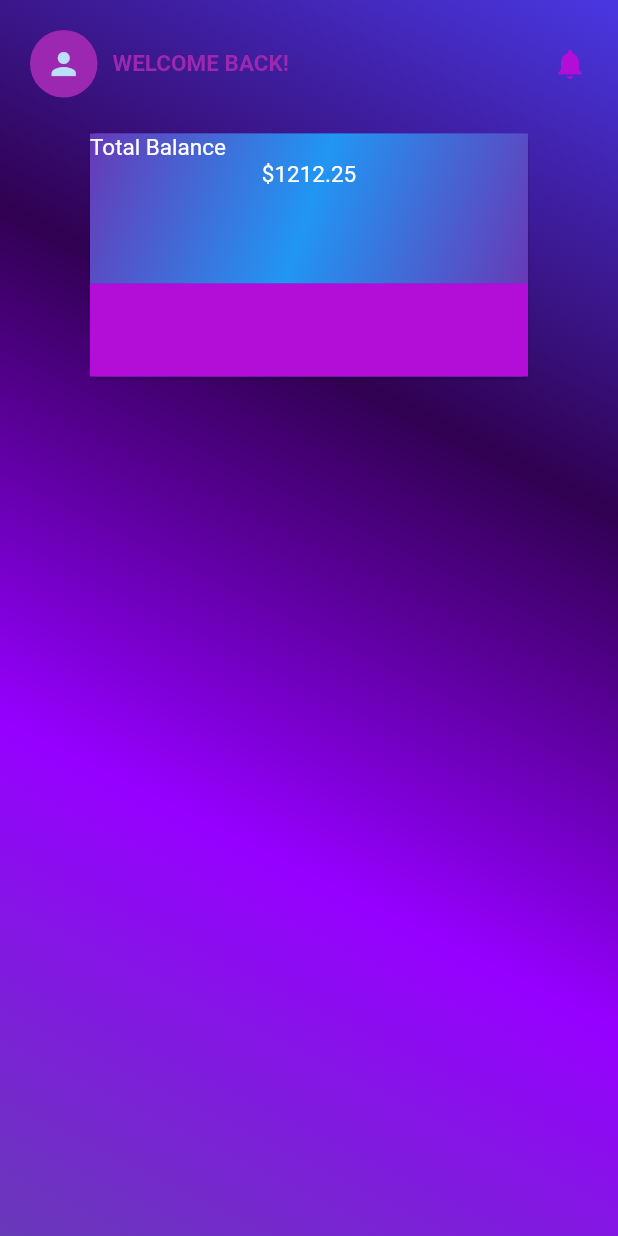
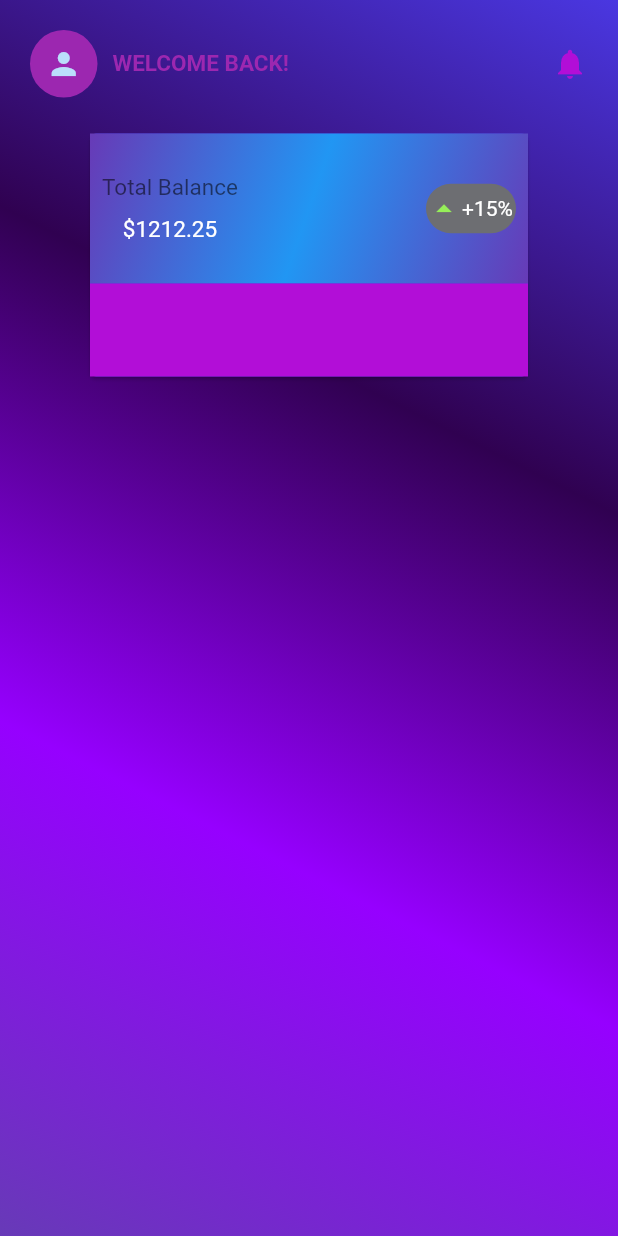
Before and after one commit to atifkhan-khan/Flutter-Trading-, a Flutter app: the HomeView screen opened by its route, on a phone screen of 412 x 824 dp. Run offline on Flutter 3.47's test engine with Material 2 defaults, Android fonts, the phone set to English and light mode, and no system bars; our stand-ins replace stacked, stacked_services, stacked_shared.

Commit message:
splash screen UI, some work in main screen UI changes,

```diff
--- a/lib/ui/common/app_colors.dart
+++ b/lib/ui/common/app_colors.dart
@@ -3,10 +3,11 @@ import 'package:flutter/material.dart';
 const Color kcPrimaryColor = Color(0xFF9600FF);
 const Color kcPrimaryColorDark = Color(0xFF300151);
 const Color kcDarkGreyColor = Color(0xFF1A1B1E);
-const Color kcMediumGrey = Color(0xFF474A54);
+const Color kcMediumGrey = Color(0xFF6D6E72);
 const Color kcLightGrey = Color.fromARGB(255, 187, 187, 187);
 const Color kcVeryLightGrey = Color(0xFFE3E3E3);
 const Color kcBlueDark = Color(0xFF0E1E6B);
 const Color kcPurpleDark = Color(0xFFB20ED7);
 const Color kcCard = Color(0xFF4A37E1);
+const Color kcGreen = Color(0xFF96EF59);
 const Color kcBackgroundColor = kcDarkGreyColor;
--- a/lib/ui/views/home/home_view.dart
+++ b/lib/ui/views/home/home_view.dart
@@ -74,17 +74,33 @@ class HomeView extends StackedView<HomeViewModel> {
                               )
                           ),
                           height: 100,
-                          child: Column(
-                            children: [
-                              Row(
-                                children: [
-                                  Text("Total Balance",style: TextStyle(fontSize: 15,color: Colors.white),),
-
-                                ],
-                              ),
-                              Text('\$1212.25',style: TextStyle(fontSize: 15,color: Colors.white),)
-
-                            ],
+                          child: Padding(
+                            padding: const EdgeInsets.all(8.0),
+                            child: Row(
+                              mainAxisAlignment: MainAxisAlignment.spaceBetween,
+                              children: [
+                                Column(
+                                  mainAxisAlignment: MainAxisAlignment.center,
+                                  children: [
+                                    Text("Total Balance",style: TextStyle(fontSize: 15,color: Colors.black54),),
+                                    verticalSpaceSmall,
+                                    Text('\$1212.25',style: TextStyle(fontSize: 15,color: Colors.white),)
+                                  ],
+                                ),
+                                Container(
+                                  width: 60,
+                                  height: 33,
+                                  decoration: BoxDecoration(
+                                    color: kcMediumGrey,
+                                    borderRadius: BorderRadius.all(Radius.circular(22))
+                                  ),
+                                  child: Row(children: [
+                                    Icon(Icons.arrow_drop_up,color: kcGreen,),
+                                    Text("+15%",style: TextStyle(color: Colors.white),)
+                                  ],),
+                                )
+                              ],
+                            ),
                           ),
 
                         ),
--- a/lib/ui/views/startup/startup_view.dart
+++ b/lib/ui/views/startup/startup_view.dart
@@ -37,7 +37,7 @@ class StartupView extends StackedView<StartupViewModel> {
               Container(
                 width: screenWidth(context)/2,
                   height: 150,
-                  child: Image(image:AssetImage('assets/coins.png')),),
+                  child: Image.asset("Assets/images/coins.png"),),
               verticalSpaceMedium,
               Text("BITIFY",style: TextStyle(fontSize: 18,fontWeight: FontWeight.bold,color: Colors.white),),
               verticalSpaceMedium,
--- a/lib/ui/views/startup/startup_viewmodel.dart
+++ b/lib/ui/views/startup/startup_viewmodel.dart
@@ -8,7 +8,7 @@ class StartupViewModel extends BaseViewModel {
 
   // Place anything here that needs to happen before we get into the application
   Future runStartupLogic() async {
-    await Future.delayed(const Duration(seconds: 3));
+    await Future.delayed(const Duration(seconds: 111));
 
     // This is where you can make decisions on where your app should navigate when
     // you have custom startup logic
--- a/pubspec.yaml
+++ b/pubspec.yaml
@@ -24,4 +24,4 @@ flutter:
   uses-material-design: true
 
   assets:
-    - assets/coins.png
+    - Assets/images/
```
Also changed, not shown: Assets/images/coins.png (renamed from assets/coins.png).
